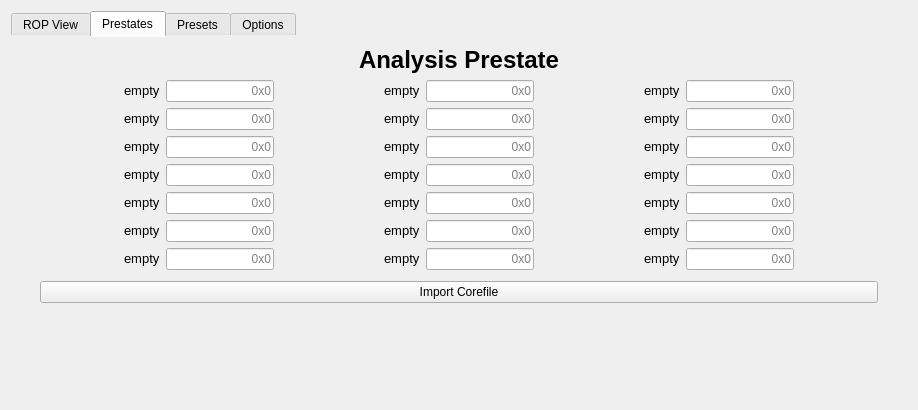
First picture: the form in modules/ui/mainwindow.ui, repository elbee-cyber/RopView, before the edit.
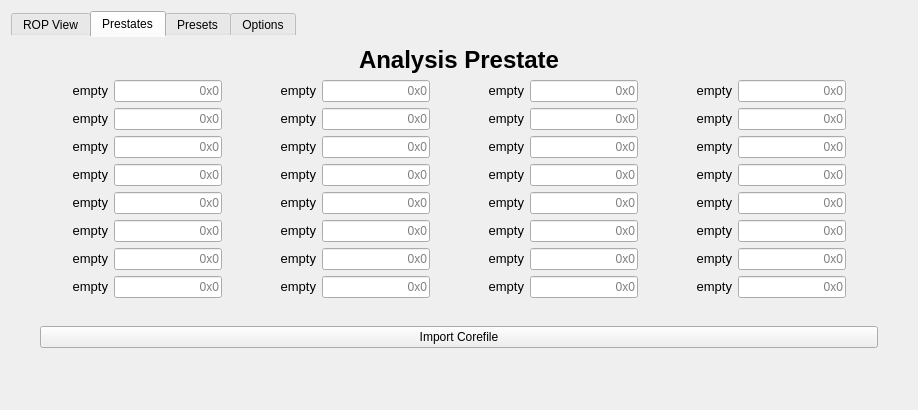
Second picture: the form after the edit. The open tabs and pages were chosen to show the change.

Diff of the .ui file:
```diff
--- a/modules/ui/mainwindow.ui
+++ b/modules/ui/mainwindow.ui
@@ -201,9 +201,9 @@
       <attribute name="title">
        <string>Prestates</string>
       </attribute>
-      <layout class="QVBoxLayout" name="verticalLayout_4" stretch="2,2,5">
+      <layout class="QVBoxLayout" name="verticalLayout_11">
        <item>
-        <layout class="QVBoxLayout" name="prestateOptions_2">
+        <layout class="QVBoxLayout" name="verticalLayout_10">
          <item>
           <widget class="QLabel" name="prestateLabel">
            <property name="font">
@@ -243,6 +243,9 @@
                  <property name="text">
                   <string>empty</string>
                  </property>
+                 <property name="alignment">
+                  <set>Qt::AlignRight|Qt::AlignTrailing|Qt::AlignVCenter</set>
+                 </property>
                 </widget>
                </item>
                <item>
@@ -281,6 +284,9 @@
                  <property name="text">
                   <string>empty</string>
                  </property>
+                 <property name="alignment">
+                  <set>Qt::AlignRight|Qt::AlignTrailing|Qt::AlignVCenter</set>
+                 </property>
                 </widget>
                </item>
                <item>
@@ -319,6 +325,9 @@
                  <property name="text">
                   <string>empty</string>
                  </property>
+                 <property name="alignment">
+                  <set>Qt::AlignRight|Qt::AlignTrailing|Qt::AlignVCenter</set>
+                 </property>
                 </widget>
                </item>
                <item>
@@ -357,6 +366,9 @@
                  <property name="text">
                   <string>empty</string>
                  </property>
+                 <property name="alignment">
+                  <set>Qt::AlignRight|Qt::AlignTrailing|Qt::AlignVCenter</set>
+                 </property>
                 </widget>
                </item>
                <item>
@@ -395,6 +407,9 @@
                  <property name="text">
                   <string>empty</string>
                  </property>
+                 <property name="alignment">
+                  <set>Qt::AlignRight|Qt::AlignTrailing|Qt::AlignVCenter</set>
+                 </property>
                 </widget>
                </item>
                <item>
@@ -433,6 +448,9 @@
                  <property name="text">
                   <string>empty</string>
                  </property>
+                 <property name="alignment">
+                  <set>Qt::AlignRight|Qt::AlignTrailing|Qt::AlignVCenter</set>
+                 </property>
                 </widget>
                </item>
                <item>
@@ -471,6 +489,9 @@
                  <property name="text">
                   <string>empty</string>
                  </property>
+                 <property name="alignment">
+                  <set>Qt::AlignRight|Qt::AlignTrailing|Qt::AlignVCenter</set>
+                 </property>
                 </widget>
                </item>
                <item>
@@ -491,6 +512,47 @@
                </item>
               </layout>
              </item>
+             <item>
+              <layout class="QHBoxLayout" name="regOption_22">
+               <item>
+                <widget class="QLabel" name="reglabel_22">
+                 <property name="sizePolicy">
+                  <sizepolicy hsizetype="Fixed" vsizetype="Fixed">
+                   <horstretch>0</horstretch>
+                   <verstretch>0</verstretch>
+                  </sizepolicy>
+                 </property>
+                 <property name="font">
+                  <font>
+                   <pointsize>10</pointsize>
+                  </font>
+                 </property>
+                 <property name="text">
+                  <string>empty</string>
+                 </property>
+                 <property name="alignment">
+                  <set>Qt::AlignRight|Qt::AlignTrailing|Qt::AlignVCenter</set>
+                 </property>
+                </widget>
+               </item>
+               <item>
+                <widget class="QLineEdit" name="regedit_22">
+                 <property name="sizePolicy">
+                  <sizepolicy hsizetype="Fixed" vsizetype="Fixed">
+                   <horstretch>0</horstretch>
+                   <verstretch>0</verstretch>
+                  </sizepolicy>
+                 </property>
+                 <property name="alignment">
+                  <set>Qt::AlignRight|Qt::AlignTrailing|Qt::AlignVCenter</set>
+                 </property>
+                 <property name="placeholderText">
+                  <string>0x0</string>
+                 </property>
+                </widget>
+               </item>
+              </layout>
+             </item>
             </layout>
            </item>
            <item>
@@ -513,6 +575,9 @@
                  <property name="text">
                   <string>empty</string>
                  </property>
+                 <property name="alignment">
+                  <set>Qt::AlignRight|Qt::AlignTrailing|Qt::AlignVCenter</set>
+                 </property>
                 </widget>
                </item>
                <item>
@@ -551,6 +616,9 @@
                  <property name="text">
                   <string>empty</string>
                  </property>
+                 <property name="alignment">
+                  <set>Qt::AlignRight|Qt::AlignTrailing|Qt::AlignVCenter</set>
+                 </property>
                 </widget>
                </item>
                <item>
@@ -589,6 +657,9 @@
                  <property name="text">
                   <string>empty</string>
                  </property>
+                 <property name="alignment">
+                  <set>Qt::AlignRight|Qt::AlignTrailing|Qt::AlignVCenter</set>
+                 </property>
                 </widget>
                </item>
                <item>
@@ -627,6 +698,9 @@
                  <property name="text">
                   <string>empty</string>
                  </property>
+                 <property name="alignment">
+                  <set>Qt::AlignRight|Qt::AlignTrailing|Qt::AlignVCenter</set>
+                 </property>
                 </widget>
                </item>
                <item>
@@ -665,6 +739,9 @@
                  <property name="text">
                   <string>empty</string>
                  </property>
+                 <property name="alignment">
+                  <set>Qt::AlignRight|Qt::AlignTrailing|Qt::AlignVCenter</set>
+                 </property>
                 </widget>
                </item>
                <item>
@@ -703,6 +780,9 @@
                  <property name="text">
                   <string>empty</string>
                  </property>
+                 <property name="alignment">
+                  <set>Qt::AlignRight|Qt::AlignTrailing|Qt::AlignVCenter</set>
+                 </property>
                 </widget>
                </item>
                <item>
@@ -741,6 +821,9 @@
                  <property name="text">
                   <string>empty</string>
                  </property>
+                 <property name="alignment">
+                  <set>Qt::AlignRight|Qt::AlignTrailing|Qt::AlignVCenter</set>
+                 </property>
                 </widget>
                </item>
                <item>
@@ -761,10 +844,51 @@
                </item>
               </layout>
              </item>
-            </layout>
-           </item>
+             <item>
+              <layout class="QHBoxLayout" name="regOption_23">
+               <item>
+                <widget class="QLabel" name="reglabel_23">
+                 <property name="sizePolicy">
+                  <sizepolicy hsizetype="Fixed" vsizetype="Fixed">
+                   <horstretch>0</horstretch>
+                   <verstretch>0</verstretch>
+                  </sizepolicy>
+                 </property>
+                 <property name="font">
+                  <font>
+                   <pointsize>10</pointsize>
+                  </font>
+                 </property>
+                 <property name="text">
+                  <string>empty</string>
+                 </property>
+                 <property name="alignment">
+                  <set>Qt::AlignRight|Qt::AlignTrailing|Qt::AlignVCenter</set>
+                 </property>
+                </widget>
+               </item>
+               <item>
+                <widget class="QLineEdit" name="regedit_23">
+                 <property name="sizePolicy">
+                  <sizepolicy hsizetype="Fixed" vsizetype="Fixed">
+                   <horstretch>0</horstretch>
+                   <verstretch>0</verstretch>
+                  </sizepolicy>
+                 </property>
+                 <property name="alignment">
+                  <set>Qt::AlignRight|Qt::AlignTrailing|Qt::AlignVCenter</set>
+                 </property>
+                 <property name="placeholderText">
+                  <string>0x0</string>
+                 </property>
+                </widget>
+               </item>
+              </layout>
+             </item>
+            </layout>
+           </item>
            <item>
-            <layout class="QVBoxLayout" name="verticalLayout_5">
+            <layout class="QVBoxLayout" name="verticalLayout_4">
              <item>
               <layout class="QHBoxLayout" name="regOption_15">
                <item>
@@ -783,6 +907,9 @@
                  <property name="text">
                   <string>empty</string>
                  </property>
+                 <property name="alignment">
+                  <set>Qt::AlignRight|Qt::AlignTrailing|Qt::AlignVCenter</set>
+                 </property>
                 </widget>
                </item>
                <item>
@@ -821,6 +948,9 @@
                  <property name="text">
                   <string>empty</string>
                  </property>
+                 <property name="alignment">
+                  <set>Qt::AlignRight|Qt::AlignTrailing|Qt::AlignVCenter</set>
+                 </property>
                 </widget>
                </item>
                <item>
@@ -859,6 +989,9 @@
                  <property name="text">
                   <string>empty</string>
                  </property>
+                 <property name="alignment">
+                  <set>Qt::AlignRight|Qt::AlignTrailing|Qt::AlignVCenter</set>
+                 </property>
                 </widget>
                </item>
                <item>
@@ -897,6 +1030,9 @@
                  <property name="text">
                   <string>empty</string>
                  </property>
+                 <property name="alignment">
+                  <set>Qt::AlignRight|Qt::AlignTrailing|Qt::AlignVCenter</set>
+                 </property>
                 </widget>
                </item>
                <item>
@@ -935,6 +1071,9 @@
                  <property name="text">
                   <string>empty</string>
                  </property>
+                 <property name="alignment">
+                  <set>Qt::AlignRight|Qt::AlignTrailing|Qt::AlignVCenter</set>
+                 </property>
                 </widget>
                </item>
                <item>
@@ -973,6 +1112,9 @@
                  <property name="text">
                   <string>empty</string>
                  </property>
+                 <property name="alignment">
+                  <set>Qt::AlignRight|Qt::AlignTrailing|Qt::AlignVCenter</set>
+                 </property>
                 </widget>
                </item>
                <item>
@@ -1011,6 +1153,9 @@
                  <property name="text">
                   <string>empty</string>
                  </property>
+                 <property name="alignment">
+                  <set>Qt::AlignRight|Qt::AlignTrailing|Qt::AlignVCenter</set>
+                 </property>
                 </widget>
                </item>
                <item>
@@ -1031,6 +1176,377 @@
                </item>
               </layout>
              </item>
+             <item>
+              <layout class="QHBoxLayout" name="regOption_24">
+               <item>
+                <widget class="QLabel" name="reglabel_24">
+                 <property name="sizePolicy">
+                  <sizepolicy hsizetype="Fixed" vsizetype="Fixed">
+                   <horstretch>0</horstretch>
+                   <verstretch>0</verstretch>
+                  </sizepolicy>
+                 </property>
+                 <property name="font">
+                  <font>
+                   <pointsize>10</pointsize>
+                  </font>
+                 </property>
+                 <property name="text">
+                  <string>empty</string>
+                 </property>
+                 <property name="alignment">
+                  <set>Qt::AlignRight|Qt::AlignTrailing|Qt::AlignVCenter</set>
+                 </property>
+                </widget>
+               </item>
+               <item>
+                <widget class="QLineEdit" name="regedit_24">
+                 <property name="sizePolicy">
+                  <sizepolicy hsizetype="Fixed" vsizetype="Fixed">
+                   <horstretch>0</horstretch>
+                   <verstretch>0</verstretch>
+                  </sizepolicy>
+                 </property>
+                 <property name="alignment">
+                  <set>Qt::AlignRight|Qt::AlignTrailing|Qt::AlignVCenter</set>
+                 </property>
+                 <property name="placeholderText">
+                  <string>0x0</string>
+                 </property>
+                </widget>
+               </item>
+              </layout>
+             </item>
+            </layout>
+           </item>
+           <item>
+            <layout class="QVBoxLayout" name="verticalLayout_5">
+             <item>
+              <layout class="QHBoxLayout" name="regOption_25">
+               <item>
+                <widget class="QLabel" name="reglabel_25">
+                 <property name="sizePolicy">
+                  <sizepolicy hsizetype="Fixed" vsizetype="Fixed">
+                   <horstretch>0</horstretch>
+                   <verstretch>0</verstretch>
+                  </sizepolicy>
+                 </property>
+                 <property name="font">
+                  <font>
+                   <pointsize>10</pointsize>
+                  </font>
+                 </property>
+                 <property name="text">
+                  <string>empty</string>
+                 </property>
+                 <property name="alignment">
+                  <set>Qt::AlignRight|Qt::AlignTrailing|Qt::AlignVCenter</set>
+                 </property>
+                </widget>
+               </item>
+               <item>
+                <widget class="QLineEdit" name="regedit_25">
+                 <property name="sizePolicy">
+                  <sizepolicy hsizetype="Fixed" vsizetype="Fixed">
+                   <horstretch>0</horstretch>
+                   <verstretch>0</verstretch>
+                  </sizepolicy>
+                 </property>
+                 <property name="alignment">
+                  <set>Qt::AlignRight|Qt::AlignTrailing|Qt::AlignVCenter</set>
+                 </property>
+                 <property name="placeholderText">
+                  <string>0x0</string>
+                 </property>
+                </widget>
+               </item>
+              </layout>
+             </item>
+             <item>
+              <layout class="QHBoxLayout" name="regOption_26">
+               <item>
+                <widget class="QLabel" name="reglabel_26">
+                 <property name="sizePolicy">
+                  <sizepolicy hsizetype="Fixed" vsizetype="Fixed">
+                   <horstretch>0</horstretch>
+                   <verstretch>0</verstretch>
+                  </sizepolicy>
+                 </property>
+                 <property name="font">
+                  <font>
+                   <pointsize>10</pointsize>
+                  </font>
+                 </property>
+                 <property name="text">
+                  <string>empty</string>
+                 </property>
+                 <property name="alignment">
+                  <set>Qt::AlignRight|Qt::AlignTrailing|Qt::AlignVCenter</set>
+                 </property>
+                </widget>
+               </item>
+               <item>
+                <widget class="QLineEdit" name="regedit_26">
+                 <property name="sizePolicy">
+                  <sizepolicy hsizetype="Fixed" vsizetype="Fixed">
+                   <horstretch>0</horstretch>
+                   <verstretch>0</verstretch>
+                  </sizepolicy>
+                 </property>
+                 <property name="alignment">
+                  <set>Qt::AlignRight|Qt::AlignTrailing|Qt::AlignVCenter</set>
+                 </property>
+                 <property name="placeholderText">
+                  <string>0x0</string>
+                 </property>
+                </widget>
+               </item>
+              </layout>
+             </item>
+             <item>
+              <layout class="QHBoxLayout" name="regOption_27">
+               <item>
+                <widget class="QLabel" name="reglabel_27">
+                 <property name="sizePolicy">
+                  <sizepolicy hsizetype="Fixed" vsizetype="Fixed">
+                   <horstretch>0</horstretch>
+                   <verstretch>0</verstretch>
+                  </sizepolicy>
+                 </property>
+                 <property name="font">
+                  <font>
+                   <pointsize>10</pointsize>
+                  </font>
+                 </property>
+                 <property name="text">
+                  <string>empty</string>
+                 </property>
+                 <property name="alignment">
+                  <set>Qt::AlignRight|Qt::AlignTrailing|Qt::AlignVCenter</set>
+                 </property>
+                </widget>
+               </item>
+               <item>
+                <widget class="QLineEdit" name="regedit_27">
+                 <property name="sizePolicy">
+                  <sizepolicy hsizetype="Fixed" vsizetype="Fixed">
+                   <horstretch>0</horstretch>
+                   <verstretch>0</verstretch>
+                  </sizepolicy>
+                 </property>
+                 <property name="alignment">
+                  <set>Qt::AlignRight|Qt::AlignTrailing|Qt::AlignVCenter</set>
+                 </property>
+                 <property name="placeholderText">
+                  <string>0x0</string>
+                 </property>
+                </widget>
+               </item>
+              </layout>
+             </item>
+             <item>
+              <layout class="QHBoxLayout" name="regOption_28">
+               <item>
+                <widget class="QLabel" name="reglabel_28">
+                 <property name="sizePolicy">
+                  <sizepolicy hsizetype="Fixed" vsizetype="Fixed">
+                   <horstretch>0</horstretch>
+                   <verstretch>0</verstretch>
+                  </sizepolicy>
+                 </property>
+                 <property name="font">
+                  <font>
+                   <pointsize>10</pointsize>
+                  </font>
+                 </property>
+                 <property name="text">
+                  <string>empty</string>
+                 </property>
+                 <property name="alignment">
+                  <set>Qt::AlignRight|Qt::AlignTrailing|Qt::AlignVCenter</set>
+                 </property>
+                </widget>
+               </item>
+               <item>
+                <widget class="QLineEdit" name="regedit_28">
+                 <property name="sizePolicy">
+                  <sizepolicy hsizetype="Fixed" vsizetype="Fixed">
+                   <horstretch>0</horstretch>
+                   <verstretch>0</verstretch>
+                  </sizepolicy>
+                 </property>
+                 <property name="alignment">
+                  <set>Qt::AlignRight|Qt::AlignTrailing|Qt::AlignVCenter</set>
+                 </property>
+                 <property name="placeholderText">
+                  <string>0x0</string>
+                 </property>
+                </widget>
+               </item>
+              </layout>
+             </item>
+             <item>
+              <layout class="QHBoxLayout" name="regOption_29">
+               <item>
+                <widget class="QLabel" name="reglabel_29">
+                 <property name="sizePolicy">
+                  <sizepolicy hsizetype="Fixed" vsizetype="Fixed">
+                   <horstretch>0</horstretch>
+                   <verstretch>0</verstretch>
+                  </sizepolicy>
+                 </property>
+                 <property name="font">
+                  <font>
+                   <pointsize>10</pointsize>
+                  </font>
+                 </property>
+                 <property name="text">
+                  <string>empty</string>
+                 </property>
+                 <property name="alignment">
+                  <set>Qt::AlignRight|Qt::AlignTrailing|Qt::AlignVCenter</set>
+                 </property>
+                </widget>
+               </item>
+               <item>
+                <widget class="QLineEdit" name="regedit_29">
+                 <property name="sizePolicy">
+                  <sizepolicy hsizetype="Fixed" vsizetype="Fixed">
+                   <horstretch>0</horstretch>
+                   <verstretch>0</verstretch>
+                  </sizepolicy>
+                 </property>
+                 <property name="alignment">
+                  <set>Qt::AlignRight|Qt::AlignTrailing|Qt::AlignVCenter</set>
+                 </property>
+                 <property name="placeholderText">
+                  <string>0x0</string>
+                 </property>
+                </widget>
+               </item>
+              </layout>
+             </item>
+             <item>
+              <layout class="QHBoxLayout" name="regOption_30">
+               <item>
+                <widget class="QLabel" name="reglabel_30">
+                 <property name="sizePolicy">
+                  <sizepolicy hsizetype="Fixed" vsizetype="Fixed">
+                   <horstretch>0</horstretch>
+                   <verstretch>0</verstretch>
+                  </sizepolicy>
+                 </property>
+                 <property name="font">
+                  <font>
+                   <pointsize>10</pointsize>
+                  </font>
+                 </property>
+                 <property name="text">
+                  <string>empty</string>
+                 </property>
+                 <property name="alignment">
+                  <set>Qt::AlignRight|Qt::AlignTrailing|Qt::AlignVCenter</set>
+                 </property>
+                </widget>
+               </item>
+               <item>
+                <widget class="QLineEdit" name="regedit_30">
+                 <property name="sizePolicy">
+                  <sizepolicy hsizetype="Fixed" vsizetype="Fixed">
+                   <horstretch>0</horstretch>
+                   <verstretch>0</verstretch>
+                  </sizepolicy>
+                 </property>
+                 <property name="alignment">
+                  <set>Qt::AlignRight|Qt::AlignTrailing|Qt::AlignVCenter</set>
+                 </property>
+                 <property name="placeholderText">
+                  <string>0x0</string>
+                 </property>
+                </widget>
+               </item>
+              </layout>
+             </item>
+             <item>
+              <layout class="QHBoxLayout" name="regOption_31">
+               <item>
+                <widget class="QLabel" name="reglabel_31">
+                 <property name="sizePolicy">
+                  <sizepolicy hsizetype="Fixed" vsizetype="Fixed">
+                   <horstretch>0</horstretch>
+                   <verstretch>0</verstretch>
+                  </sizepolicy>
+                 </property>
+                 <property name="font">
+                  <font>
+                   <pointsize>10</pointsize>
+                  </font>
+                 </property>
+                 <property name="text">
+                  <string>empty</string>
+                 </property>
+                 <property name="alignment">
+                  <set>Qt::AlignRight|Qt::AlignTrailing|Qt::AlignVCenter</set>
+                 </property>
+                </widget>
+               </item>
+               <item>
+                <widget class="QLineEdit" name="regedit_31">
+                 <property name="sizePolicy">
+                  <sizepolicy hsizetype="Fixed" vsizetype="Fixed">
+                   <horstretch>0</horstretch>
+                   <verstretch>0</verstretch>
+                  </sizepolicy>
+                 </property>
+                 <property name="alignment">
+                  <set>Qt::AlignRight|Qt::AlignTrailing|Qt::AlignVCenter</set>
+                 </property>
+                 <property name="placeholderText">
+                  <string>0x0</string>
+                 </property>
+                </widget>
+               </item>
+              </layout>
+             </item>
+             <item>
+              <layout class="QHBoxLayout" name="regOption_32">
+               <item>
+                <widget class="QLabel" name="reglabel_32">
+                 <property name="sizePolicy">
+                  <sizepolicy hsizetype="Fixed" vsizetype="Fixed">
+                   <horstretch>0</horstretch>
+                   <verstretch>0</verstretch>
+                  </sizepolicy>
+                 </property>
+                 <property name="font">
+                  <font>
+                   <pointsize>10</pointsize>
+                  </font>
+                 </property>
+                 <property name="text">
+                  <string>empty</string>
+                 </property>
+                 <property name="alignment">
+                  <set>Qt::AlignRight|Qt::AlignTrailing|Qt::AlignVCenter</set>
+                 </property>
+                </widget>
+               </item>
+               <item>
+                <widget class="QLineEdit" name="regedit_32">
+                 <property name="sizePolicy">
+                  <sizepolicy hsizetype="Fixed" vsizetype="Fixed">
+                   <horstretch>0</horstretch>
+                   <verstretch>0</verstretch>
+                  </sizepolicy>
+                 </property>
+                 <property name="alignment">
+                  <set>Qt::AlignRight|Qt::AlignTrailing|Qt::AlignVCenter</set>
+                 </property>
+                 <property name="placeholderText">
+                  <string>0x0</string>
+                 </property>
+                </widget>
+               </item>
             </layout>
            </item>
           </layout>
@@ -1088,6 +1604,8 @@
         </spacer>
        </item>
       </layout>
+       </item>
+      </layout>
      </widget>
      <widget class="QWidget" name="PresetView">
       <attribute name="title">
```
Left out of the diff: 20 changed lines with no effect on the pictures. Lines whose indentation alone changed are shown as unchanged.
